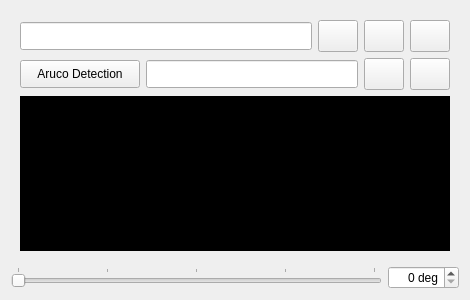
Before: the Qt Designer form rover_gui/ui/ui/VideoPlayer.ui in robotique-udes/rover, drawn with Qt 5.
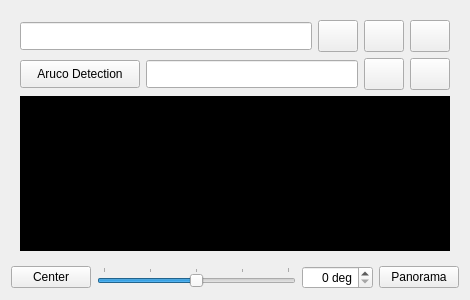
After: the same form once the commit is applied. Icons and pictures are not drawn.

Commit message: Center button

```diff
--- a/rover_gui/ui/ui/VideoPlayer.ui
+++ b/rover_gui/ui/ui/VideoPlayer.ui
@@ -423,6 +423,13 @@
    </item>
    <item row="2" column="0">
     <layout class="QHBoxLayout" name="horizontalLayout_angle">
+     <item>
+      <widget class="QPushButton" name="angleCenterButton">
+       <property name="text">
+        <string>Center</string>
+       </property>
+      </widget>
+     </item>
      <item>
       <widget class="QSlider" name="cameraAngleSlider">
        <property name="cursor">
@@ -432,7 +439,7 @@
         <number>360</number>
        </property>
        <property name="value">
-        <number>0</number>
+        <number>180</number>
        </property>
        <property name="orientation">
         <enum>Qt::Horizontal</enum>
@@ -464,6 +471,13 @@
        </property>
       </widget>
      </item>
+     <item>
+      <widget class="QPushButton" name="panoramaButton">
+       <property name="text">
+        <string>Panorama</string>
+       </property>
+      </widget>
+     </item>
     </layout>
    </item>
   </layout>
```
The commit also changes 2 other files.
